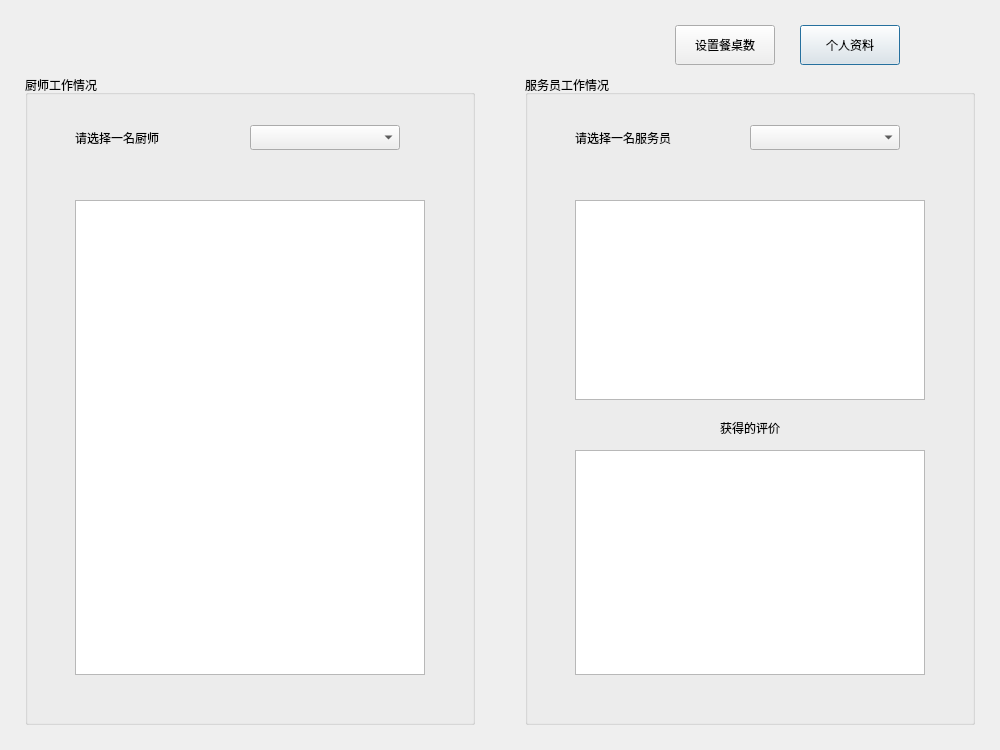
Old version of the form ProjectFrontend/ManagerView.ui in the repository Vladimir2506/ProjectCpp.
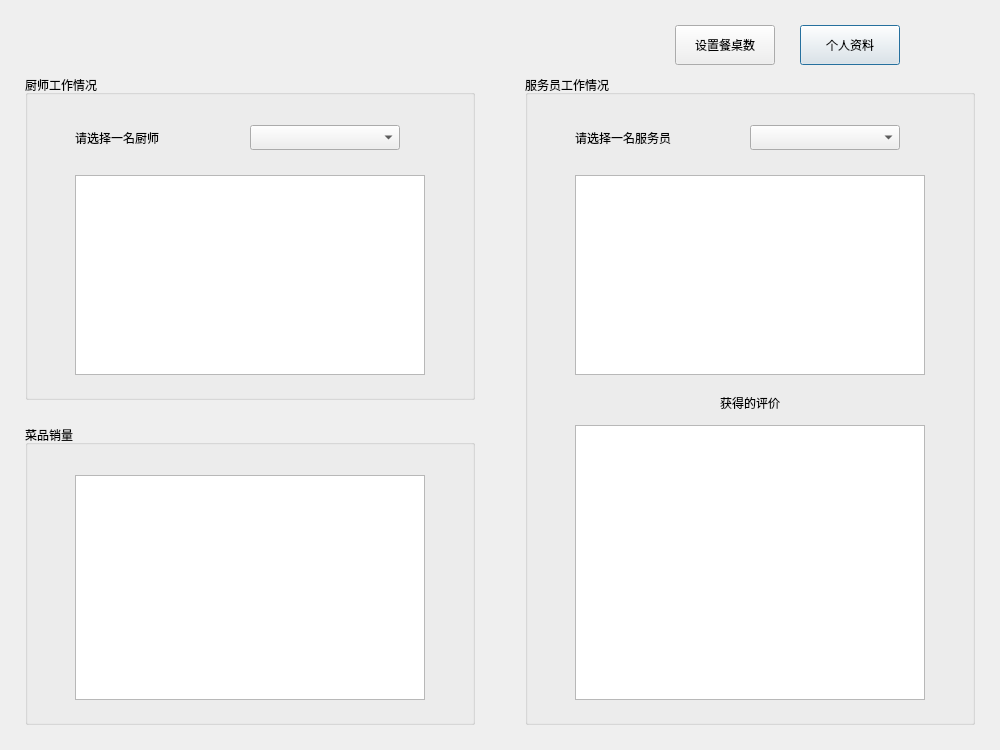
New version of the form.

Commit message: Sale Volume Implemented

```diff
--- a/ProjectFrontend/ManagerView.ui
+++ b/ProjectFrontend/ManagerView.ui
@@ -32,7 +32,7 @@
      <x>25</x>
      <y>75</y>
      <width>450</width>
-     <height>650</height>
+     <height>325</height>
     </rect>
    </property>
    <property name="title">
@@ -42,9 +42,9 @@
     <property name="geometry">
      <rect>
       <x>50</x>
-      <y>125</y>
+      <y>100</y>
       <width>350</width>
-      <height>475</height>
+      <height>200</height>
      </rect>
     </property>
    </widget>
@@ -111,7 +111,7 @@
     <property name="geometry">
      <rect>
       <x>50</x>
-      <y>125</y>
+      <y>100</y>
       <width>350</width>
       <height>200</height>
      </rect>
@@ -121,9 +121,9 @@
     <property name="geometry">
      <rect>
       <x>50</x>
-      <y>375</y>
+      <y>350</y>
       <width>350</width>
-      <height>225</height>
+      <height>275</height>
      </rect>
     </property>
    </widget>
@@ -131,7 +131,7 @@
     <property name="geometry">
      <rect>
       <x>150</x>
-      <y>340</y>
+      <y>315</y>
       <width>150</width>
       <height>25</height>
      </rect>
@@ -170,6 +170,35 @@
     <string>设置餐桌数</string>
    </property>
   </widget>
+  <widget class="QGroupBox" name="gbVolume">
+   <property name="geometry">
+    <rect>
+     <x>25</x>
+     <y>425</y>
+     <width>450</width>
+     <height>300</height>
+    </rect>
+   </property>
+   <property name="title">
+    <string>菜品销量</string>
+   </property>
+   <widget class="QTableWidget" name="tbVolume">
+    <property name="geometry">
+     <rect>
+      <x>50</x>
+      <y>50</y>
+      <width>350</width>
+      <height>225</height>
+     </rect>
+    </property>
+    <property name="editTriggers">
+     <set>QAbstractItemView::NoEditTriggers</set>
+    </property>
+    <property name="selectionMode">
+     <enum>QAbstractItemView::SingleSelection</enum>
+    </property>
+   </widget>
+  </widget>
  </widget>
  <layoutdefault spacing="6" margin="11"/>
  <resources/>
```
Left out of the diff: 18 changed lines with no effect on the pictures. The commit also changes 7 other files.
